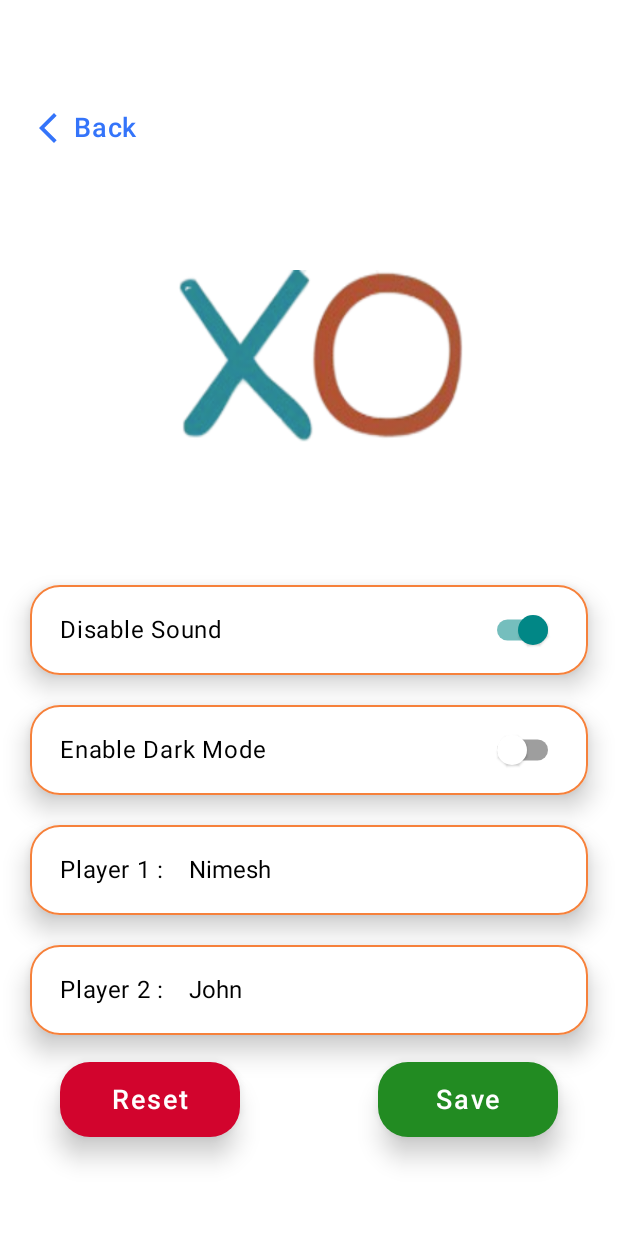
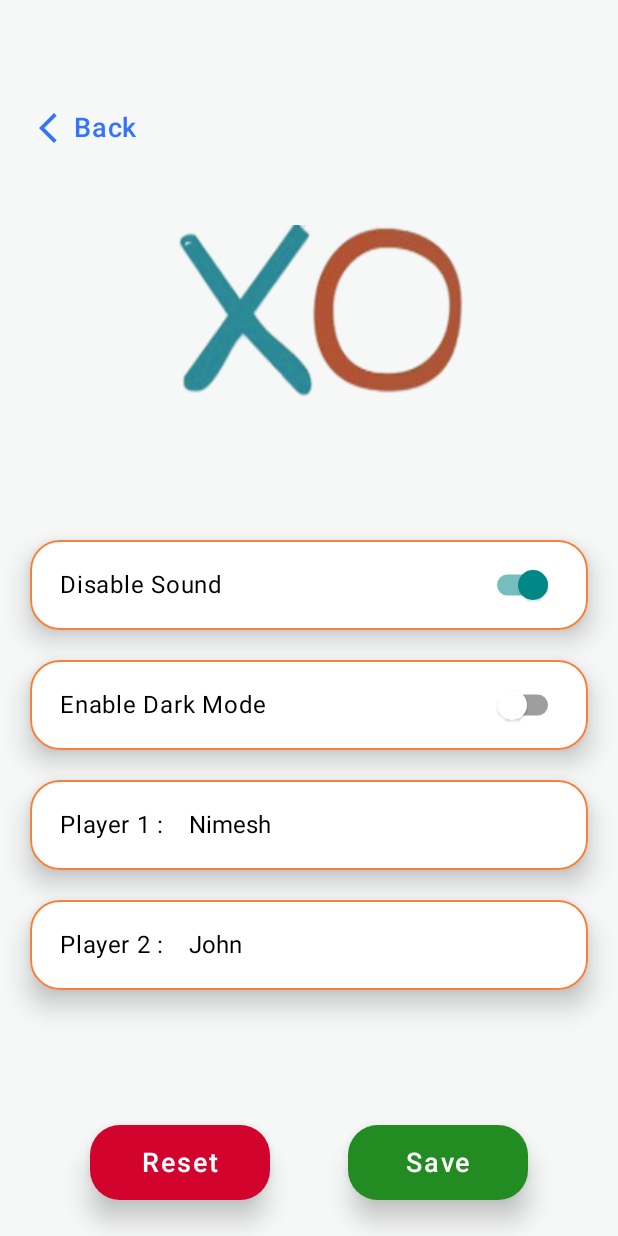
Before and after one commit to NimeshVasani/Tictactoe-KMP, an Android app built with Jetpack Compose: the setting_screen screen opened through its navigation route, on a phone screen of 412 x 824 dp. Run offline under Robolectric (Android 15) with nearby library versions, the phone set to English and light mode, and no system bars; our stand-ins replace Compose Multiplatform resources.

Commit message:
AudioPlayer | Settings | SharedPref

```diff
--- a/composeApp/src/commonMain/kotlin/org/nmvasani/tictactoe/ui/composables/DifficultySelection.kt
+++ b/composeApp/src/commonMain/kotlin/org/nmvasani/tictactoe/ui/composables/DifficultySelection.kt
@@ -33,6 +33,7 @@ fun DifficultySelection(viewModel: SinglePlayerViewModel) {
         difficulties.forEach { level ->
             Button(onClick = {
                 viewModel.setDifficulty(level)
+                viewModel.resetGame()
             },
                 colors = ButtonDefaults.buttonColors(backgroundColor = if (selectedDifficulty.value == level) Colors.MattOrange else Colors.SurfaceWhite),
                 elevation = ButtonDefaults.elevation(defaultElevation = 0.dp),
--- a/composeApp/src/commonMain/kotlin/org/nmvasani/tictactoe/ui/screens/SettingScreen.kt
+++ b/composeApp/src/commonMain/kotlin/org/nmvasani/tictactoe/ui/screens/SettingScreen.kt
@@ -3,6 +3,8 @@ package org.nmvasani.tictactoe.ui.screens
 import androidx.compose.foundation.Image
 import androidx.compose.foundation.gestures.detectTapGestures
 import androidx.compose.foundation.layout.Arrangement
+import androidx.compose.foundation.layout.Box
+import androidx.compose.foundation.layout.Column
 import androidx.compose.foundation.layout.Row
 import androidx.compose.foundation.layout.Spacer
 import androidx.compose.foundation.layout.fillMaxHeight
@@ -61,72 +63,28 @@ fun SettingScreen(
     var player1Name by remember { mutableStateOf("Nimesh") }
     var player2Name by remember { mutableStateOf("John") }
 
-    LaunchedEffect(Unit){
+    LaunchedEffect(Unit) {
         player1Name = settingViewModel.player1Name.value
         player2Name = settingViewModel.player2Name.value
     }
 
     val currentFocus = LocalFocusManager.current
 
-    Scaffold(
+    Column(
         modifier = Modifier.fillMaxSize().imePadding().pointerInput(Unit) {
             detectTapGestures(onTap = {
                 currentFocus.clearFocus()
                 player1Name = player1Name.ifEmpty { settingViewModel.player1Name.value }
                 player2Name = player2Name.ifEmpty { settingViewModel.player2Name.value }
             })
-        },
-        floatingActionButton = {
-            Row(
-                horizontalArrangement = Arrangement.SpaceBetween,
-                modifier = Modifier.padding(bottom = 50.dp,start = 40.dp,end = 40.dp).fillMaxWidth()
-            ) {
-                Button(
-                    onClick = {
-                       // onSave()
-                    },
+        }
 
-                    modifier = Modifier.width(120.dp).height(50.dp),
-                    shape = RoundedCornerShape(20.dp),
-                    colors = ButtonDefaults.buttonColors(backgroundColor = Colors.CherryRed),
-                    elevation = ButtonDefaults.elevation(
-                        defaultElevation = 10.dp,
-                        pressedElevation = 15.dp,
-                        disabledElevation = 0.dp
-                    )
-                ) {
-                    Text("Reset", color = Color.White, fontSize = 18.sp)
-                }
-
-                Button(
-                    onClick = {
-                        settingViewModel.setPlayer1Name(player1Name)
-                        settingViewModel.setPlayer2Name(player2Name)
-
-                        onSave()
-                    },
-
-                    modifier = Modifier.width(120.dp).height(50.dp),
-                    shape = RoundedCornerShape(20.dp),
-                    colors = ButtonDefaults.buttonColors(backgroundColor = Colors.ForestGreen),
-                    elevation = ButtonDefaults.elevation(
-                        defaultElevation = 10.dp,
-                        pressedElevation = 15.dp,
-                        disabledElevation = 0.dp
-                    )
-                ) {
-                    Text("Save", color = Color.White, fontSize = 18.sp)
-                }
-            }
-        },
-        floatingActionButtonPosition = FabPosition.Center,
-        isFloatingActionButtonDocked = true,
     ) {
         IosBackButton {
             onBack()
         }
         LazyColumn(
-            modifier = Modifier.fillMaxSize().padding(start = 20.dp, end = 20.dp, top = 180.dp),
+            modifier = Modifier.fillMaxSize().padding(start = 20.dp, end = 20.dp, top = 50.dp),
             horizontalAlignment = Alignment.CenterHorizontally,
             verticalArrangement = Arrangement.spacedBy(20.dp)
         ) {
@@ -236,6 +194,52 @@ fun SettingScreen(
                     }
                 )
             }
+            item { Spacer(modifier = Modifier.height(50.dp)) }
+            item {
+                Row(
+                    horizontalArrangement = Arrangement.SpaceBetween,
+                    modifier = Modifier.padding(bottom = 50.dp, start = 40.dp, end = 40.dp)
+                        .fillMaxWidth()
+                ) {
+                    Button(
+                        onClick = {
+                            // onSave()
+                        },
+
+                        modifier = Modifier.width(120.dp).height(50.dp),
+                        shape = RoundedCornerShape(20.dp),
+                        colors = ButtonDefaults.buttonColors(backgroundColor = Colors.CherryRed),
+                        elevation = ButtonDefaults.elevation(
+                            defaultElevation = 10.dp,
+                            pressedElevation = 15.dp,
+                            disabledElevation = 0.dp
+                        )
+                    ) {
+                        Text("Reset", color = Color.White, fontSize = 18.sp)
+                    }
+
+                    Button(
+                        onClick = {
+                            settingViewModel.setPlayer1Name(player1Name)
+                            settingViewModel.setPlayer2Name(player2Name)
+
+                            onSave()
+                        },
+
+                        modifier = Modifier.width(120.dp).height(50.dp),
+                        shape = RoundedCornerShape(20.dp),
+                        colors = ButtonDefaults.buttonColors(backgroundColor = Colors.ForestGreen),
+                        elevation = ButtonDefaults.elevation(
+                            defaultElevation = 10.dp,
+                            pressedElevation = 15.dp,
+                            disabledElevation = 0.dp
+                        )
+                    ) {
+                        Text("Save", color = Color.White, fontSize = 18.sp)
+                    }
+
+                }
+            }
         }
     }
 }
```
Also changed, not shown: composeApp/src/commonMain/kotlin/org/nmvasani/tictactoe/App.kt (+9 -9 lines), composeApp/src/commonMain/kotlin/org/nmvasani/tictactoe/ui/screens/MultiPlayerScreen.kt (+8 -6 lines), composeApp/src/commonMain/kotlin/org/nmvasani/tictactoe/ui/screens/SinglePlayerScreen.kt (+8 -1 lines), composeApp/src/commonMain/kotlin/org/nmvasani/tictactoe/viewmodels/SettingViewModel.kt (+9 -2 lines), composeApp/src/commonMain/kotlin/org/nmvasani/tictactoe/viewmodels/SinglePlayerViewModel.kt (+13 -1 lines), 1 other file.
